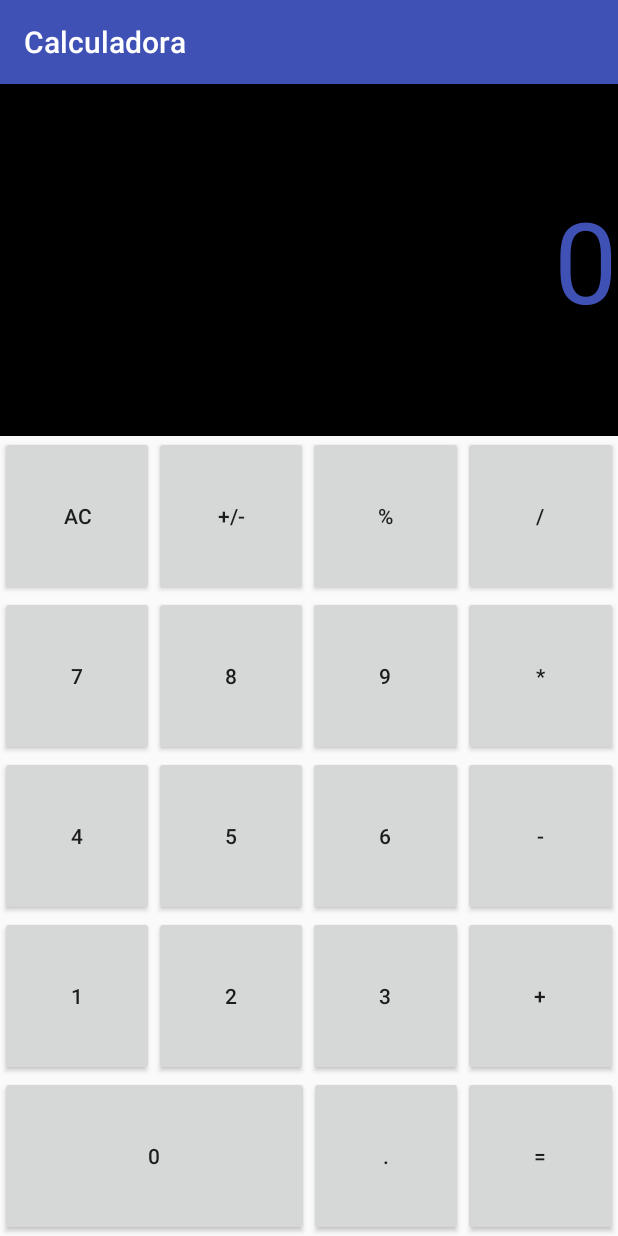
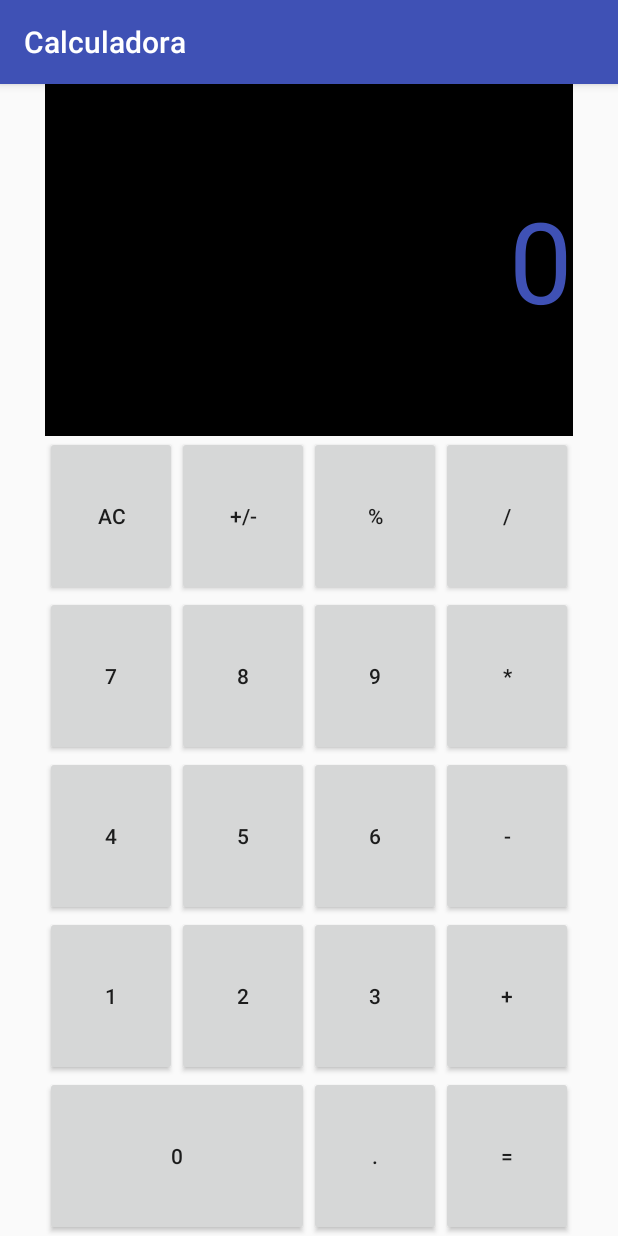
Before and after one commit to alfonso8969/Android_Studio, an Android app: the screen it shows after launch (MainActivity), on a phone screen of 412 x 824 dp. Run offline under Robolectric (Android 15) with nearby library versions, the phone set to English and light mode, and no system bars.

Commit message:
19/01/2017

```diff
--- a/MisProyectos/CalculadoraLinearLayout/app/src/main/java/es/cice/calculadoralinearlayout/MainActivity.java
+++ b/MisProyectos/CalculadoraLinearLayout/app/src/main/java/es/cice/calculadoralinearlayout/MainActivity.java
@@ -46,12 +46,12 @@ public class MainActivity extends AppCompatActivity {
         Button[] opeButtons =
                 {(Button) findViewById(R.id.btnMasMenos), (Button) findViewById(R.id.btnDivision),
                 (Button) findViewById(R.id.btnRestar), (Button) findViewById(R.id.btnMultiplicar),
-                (Button) findViewById(R.id.btnSumar), (Button) findViewById(R.id.btnigual),
+                (Button) findViewById(R.id.btnSumar), (Button) findViewById(R.id.btnIgual),
                         (Button)findViewById(R.id.btnPorcentaje)};
         for (Button button : opeButtons) {
             button.setOnClickListener(v -> {
                 switch (v.getId()) {
-                    case R.id.btnigual:
+                    case R.id.btnIgual:
                         if (operador != null) {
                             switch (operador) {
                                 case "+":
@@ -111,7 +111,7 @@ public class MainActivity extends AppCompatActivity {
     private void configurarBotonesNumericos() {
         Button[] numericButtons={(Button)findViewById(R.id.btn0),(Button)findViewById(R.id.btn1),(Button)findViewById(R.id.btn2),(Button)findViewById(R.id.btn3),
                 (Button)findViewById(R.id.btn4),(Button)findViewById(R.id.btn5),(Button)findViewById(R.id.btn6),(Button)findViewById(R.id.btn7),(Button)findViewById(R.id.btn8),
-                (Button)findViewById(R.id.btn9),(Button)findViewById(R.id.btncoma)};
+                (Button)findViewById(R.id.btn9),(Button)findViewById(R.id.btnComa)};
         for(Button btn:numericButtons){
             btn.setOnClickListener(v -> {
                 if(estado==MainActivity.INTRODUCIENDO_VALORES){
--- a/MisProyectos/CalculadoraLinearLayout/app/src/main/res/layout/activity_main.xml
+++ b/MisProyectos/CalculadoraLinearLayout/app/src/main/res/layout/activity_main.xml
@@ -3,9 +3,11 @@
     xmlns:android="http://schemas.android.com/apk/res/android"
     xmlns:tools="http://schemas.android.com/tools"
     android:id="@+id/activity_main"
-    android:layout_width="match_parent"
+    android:layout_width="wrap_content"
     android:layout_height="match_parent"
+    android:layout_gravity="center"
     android:orientation="vertical"
+    tools:ignore="HardcodedText"
     tools:context="es.cice.calculadoralinearlayout.MainActivity">
 
     <TextView
@@ -18,40 +20,35 @@
         android:background="@color/white"
         android:textSize="75sp"
         android:gravity="end|center"
-        />
+         />
     <LinearLayout
         android:layout_width="match_parent"
         android:layout_height="wrap_content"
         android:layout_weight="1"
         android:orientation="horizontal"
-
         >
         <Button
             android:id="@+id/btnAC"
-            android:layout_width="0dp"
+            android:layout_width="wrap_content"
             android:layout_height="match_parent"
-            android:layout_weight="1"
             android:text="AC"
             />
         <Button
             android:id="@+id/btnMasMenos"
-            android:layout_width="0dp"
+            android:layout_width="wrap_content"
             android:layout_height="match_parent"
-            android:layout_weight="1"
             android:text="+/-"
             />
         <Button
             android:id="@+id/btnPorcentaje"
-            android:layout_width="0dp"
+            android:layout_width="wrap_content"
             android:layout_height="match_parent"
-            android:layout_weight="1"
             android:text="%"
             />
         <Button
             android:id="@+id/btnDivision"
-            android:layout_width="0dp"
+            android:layout_width="wrap_content"
             android:layout_height="match_parent"
-            android:layout_weight="1"
             android:text="/"
             />
     </LinearLayout>
@@ -64,32 +61,28 @@
         >
         <Button
             android:id="@+id/btn7"
-            android:layout_width="0dp"
+            android:layout_width="wrap_content"
             android:layout_height="match_parent"
-            android:layout_weight="1"
             android:text="7"
             />
         <Button
             android:id="@+id/btn8"
-            android:layout_width="0dp"
+            android:layout_width="wrap_content"
             android:layout_height="match_parent"
-            android:layout_weight="1"
             android:text="8"
             />
         <Button
             android:id="@+id/btn9"
-            android:layout_width="0dp"
+            android:layout_width="wrap_content"
             android:layout_height="match_parent"
-            android:layout_weight="1"
             android:text="9"
             />
         <Button
             android:id="@+id/btnMultiplicar"
-            android:layout_width="0dp"
+            android:layout_width="wrap_content"
             android:layout_height="match_parent"
-            android:layout_weight="1"
             android:text="*"
-            />
+             />
     </LinearLayout>
     <LinearLayout
         android:layout_width="match_parent"
@@ -99,30 +92,26 @@
         >
         <Button
             android:id="@+id/btn4"
-            android:layout_width="0dp"
+            android:layout_width="wrap_content"
             android:layout_height="match_parent"
-            android:layout_weight="1"
             android:text="4"
             />
         <Button
             android:id="@+id/btn5"
-            android:layout_width="0dp"
+            android:layout_width="wrap_content"
             android:layout_height="match_parent"
-            android:layout_weight="1"
             android:text="5"
             />
         <Button
             android:id="@+id/btn6"
-            android:layout_width="0dp"
+            android:layout_width="wrap_content"
             android:layout_height="match_parent"
-            android:layout_weight="1"
             android:text="6"
             />
         <Button
             android:id="@+id/btnRestar"
-            android:layout_width="0dp"
+            android:layout_width="wrap_content"
             android:layout_height="match_parent"
-            android:layout_weight="1"
             android:text="-"
             />
     </LinearLayout>
@@ -135,30 +124,26 @@
         >
         <Button
             android:id="@+id/btn1"
-            android:layout_width="0dp"
+            android:layout_width="wrap_content"
             android:layout_height="match_parent"
-            android:layout_weight="1"
             android:text="1"
             />
         <Button
             android:id="@+id/btn2"
-            android:layout_width="0dp"
+            android:layout_width="wrap_content"
             android:layout_height="match_parent"
-            android:layout_weight="1"
             android:text="2"
             />
         <Button
             android:id="@+id/btn3"
-            android:layout_width="0dp"
+            android:layout_width="wrap_content"
             android:layout_height="match_parent"
-            android:layout_weight="1"
             android:text="3"
             />
         <Button
             android:id="@+id/btnSumar"
-            android:layout_width="0dp"
+            android:layout_width="wrap_content"
             android:layout_height="match_parent"
-            android:layout_weight="1"
             android:text="+"
             />
     </LinearLayout>
@@ -177,14 +162,14 @@
             />
 
         <Button
-            android:id="@+id/btncoma"
+            android:id="@+id/btnComa"
             android:layout_width="0dp"
             android:layout_height="match_parent"
             android:layout_weight="1"
             android:text="."
             />
         <Button
-            android:id="@+id/btnigual"
+            android:id="@+id/btnIgual"
             android:layout_width="0dp"
             android:layout_height="match_parent"
             android:layout_weight="1"
```
